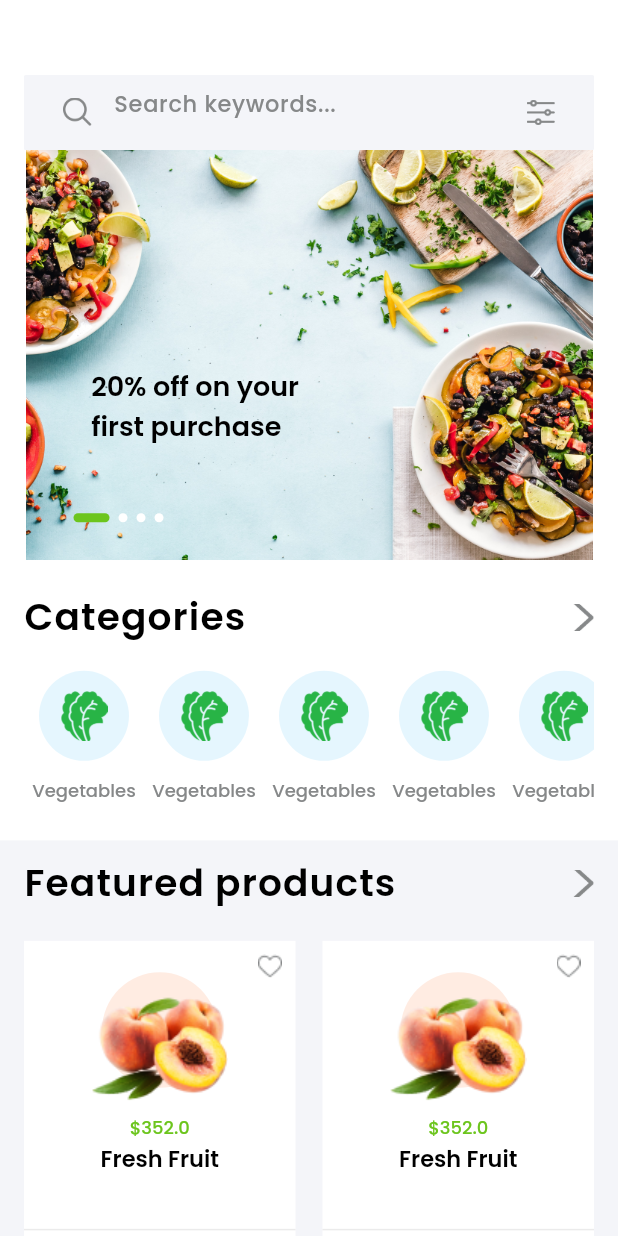
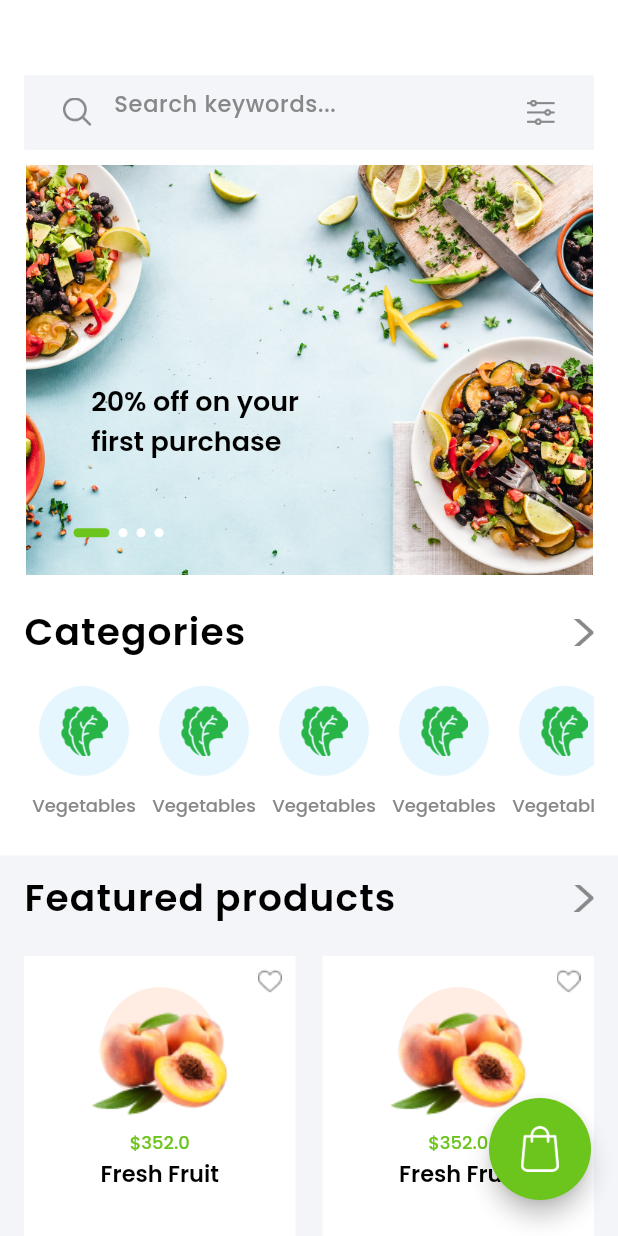
Before and after one commit to m-ammar-p/big_cart_flutter, a Flutter app: the screen it shows after launch, on a phone screen of 412 x 824 dp. Run offline on Flutter 3.47's test engine with Material 2 defaults, Android fonts, the phone set to English and light mode, and no system bars; drawn by our look-alikes of carousel_slider; our stand-ins replace flutter_svg, flutter_switch, google_fonts, stacked, stacked_core, stacked_services.

Commit message:
Added floating cart button and created shopping cart, shipping information and order success files

```diff
--- a/lib/base/app_setup.dart
+++ b/lib/base/app_setup.dart
@@ -1,7 +1,10 @@
 import 'package:e_commerce/services/carousel_services.dart';
 import 'package:e_commerce/views/home/home_view.dart';
 import 'package:e_commerce/views/login/login_view.dart';
+import 'package:e_commerce/views/order_success/order_success_view.dart';
 import 'package:e_commerce/views/products/products_view.dart';
+import 'package:e_commerce/views/shipping_information/shipping_view.dart';
+import 'package:e_commerce/views/shopping_cart/shopping_cart_view.dart';
 import 'package:e_commerce/views/signup/signup_view.dart';
 import 'package:e_commerce/views/splash/splash_view.dart';
 import 'package:stacked/stacked_annotations.dart';
@@ -15,6 +18,9 @@ import 'package:stacked_services/stacked_services.dart';
     MaterialRoute(page: SignupView,),
     MaterialRoute(page: HomeView,),
     MaterialRoute(page: ProductsView,),
+    MaterialRoute(page: ShoppingCartView,),
+    MaterialRoute(page: ShippingView,),
+    MaterialRoute(page: OrderSuccessView,),
 
   ],  // routes
 
--- a/lib/base/app_setup.router.dart
+++ b/lib/base/app_setup.router.dart
@@ -12,7 +12,10 @@ import 'package:stacked/stacked_annotations.dart';
 
 import '../views/home/home_view.dart';
 import '../views/login/login_view.dart';
+import '../views/order_success/order_success_view.dart';
 import '../views/products/products_view.dart';
+import '../views/shipping_information/shipping_view.dart';
+import '../views/shopping_cart/shopping_cart_view.dart';
 import '../views/signup/signup_view.dart';
 import '../views/splash/splash_view.dart';
 
@@ -22,12 +25,18 @@ class Routes {
   static const String signupView = '/signup-view';
   static const String homeView = '/home-view';
   static const String productsView = '/products-view';
+  static const String shoppingCartView = '/shopping-cart-view';
+  static const String shippingView = '/shipping-view';
+  static const String orderSuccessView = '/order-success-view';
   static const all = <String>{
     splashView,
     loginView,
     signupView,
     homeView,
     productsView,
+    shoppingCartView,
+    shippingView,
+    orderSuccessView,
   };
 }
 
@@ -40,6 +49,9 @@ class StackedRouter extends RouterBase {
     RouteDef(Routes.signupView, page: SignupView),
     RouteDef(Routes.homeView, page: HomeView),
     RouteDef(Routes.productsView, page: ProductsView),
+    RouteDef(Routes.shoppingCartView, page: ShoppingCartView),
+    RouteDef(Routes.shippingView, page: ShippingView),
+    RouteDef(Routes.orderSuccessView, page: OrderSuccessView),
   ];
   @override
   Map<Type, StackedRouteFactory> get pagesMap => _pagesMap;
@@ -74,5 +86,23 @@ class StackedRouter extends RouterBase {
         settings: data,
       );
     },
+    ShoppingCartView: (data) {
+      return MaterialPageRoute<dynamic>(
+        builder: (context) => const ShoppingCartView(),
+        settings: data,
+      );
+    },
+    ShippingView: (data) {
+      return MaterialPageRoute<dynamic>(
+        builder: (context) => const ShippingView(),
+        settings: data,
+      );
+    },
+    OrderSuccessView: (data) {
+      return MaterialPageRoute<dynamic>(
+        builder: (context) => const OrderSuccessView(),
+        settings: data,
+      );
+    },
   };
 }
--- a/lib/shared/widgets/carousel_banner.dart
+++ b/lib/shared/widgets/carousel_banner.dart
@@ -34,7 +34,7 @@ class _CarouselBannerState extends State<CarouselBanner> {
           CarouselSlider.builder(
             itemCount: widget.items.length,
             itemBuilder: (context, index, pageIndex) => Container(
-              margin: const EdgeInsets.only(bottom: 20),
+              margin: const EdgeInsets.only(bottom: 20,),
               alignment: Alignment.bottomLeft,
               width: bannerWidth,
               height: bannerHeight,
--- a/lib/shared/widgets/floating_button.dart
+++ b/lib/shared/widgets/floating_button.dart
@@ -1,10 +1,27 @@
+import 'package:e_commerce/constants/assets/assets_path.dart';
+import 'package:e_commerce/shared/styles/styles.dart';
 import 'package:flutter/material.dart';
 
 class FloatingButton extends StatelessWidget {
-  const FloatingButton({Key? key}) : super(key: key);
+
+  final VoidCallback? onPressed;
+  const FloatingButton({Key? key, this.onPressed}) : super(key: key);
 
   @override
   Widget build(BuildContext context) {
-    return Container();
+    return  Container(
+      margin: const EdgeInsets.only(bottom: 8, right: 2),
+      height: 68.0,
+      width: 68.0,
+      // alignment: Alignment.center,
+      child: FittedBox(
+        child: FloatingActionButton(
+          backgroundColor: appGreenColor,
+          child: Image.asset(Assets.assetsCartWhite,
+          width: 21,),
+          onPressed: this.onPressed,
+        ),
+      ),
+    );
   } // build
 } // FloatingButton
--- a/lib/views/home/home_view.dart
+++ b/lib/views/home/home_view.dart
@@ -1,6 +1,9 @@
+import 'package:e_commerce/base/app_setup.locator.dart';
+import 'package:e_commerce/base/app_setup.router.dart';
 import 'package:e_commerce/shared/styles/styles.dart';
 import 'package:e_commerce/shared/widgets/app_text_field.dart';
 import 'package:e_commerce/shared/widgets/carousel_banner.dart';
+import 'package:e_commerce/shared/widgets/floating_button.dart';
 import 'package:e_commerce/shared/widgets/title_with_arrow_button.dart';
 import 'package:e_commerce/utils/helper.dart';
 import 'package:e_commerce/views/home/category_Layout.dart';
@@ -9,6 +12,7 @@ import 'package:e_commerce/views/home/products_grid.dart';
 import 'package:flutter/material.dart';
 import 'package:flutter/src/widgets/framework.dart';
 import 'package:stacked/stacked.dart';
+import 'package:stacked_services/stacked_services.dart';
 
 // padding: EdgeInsets.only(top: 50, left: 16, right: 16),
 
@@ -20,6 +24,7 @@ class HomeView extends ViewModelBuilderWidget<HomeViewModel> {
     double bannerWidth = screenWidth(context) - 34;
 
     return Scaffold(
+      floatingActionButton: FloatingButton(onPressed:() => locator<NavigationService>().pushNamedAndRemoveUntil(Routes.productsView)),
       body: Container(
         height: screenHeight(context, percentage: 1),
         decoration: BoxDecoration(
@@ -28,7 +33,7 @@ class HomeView extends ViewModelBuilderWidget<HomeViewModel> {
         child: Column(
           children: [
             Padding(
-              padding: const EdgeInsets.only(top: 50, left: 16, right: 16),
+              padding: const EdgeInsets.only(top: 50, left: 16, right: 16, bottom: 10),
               child: AppTextField(
                 placeholder: "Search keywords...",
                 controller: viewModel.searchController,
--- /dev/null
+++ b/lib/views/order_success/order_success_view.dart
@@ -0,0 +1,21 @@
+import 'package:e_commerce/views/order_success/order_success_view_model.dart';
+import 'package:flutter/material.dart';
+import 'package:flutter/src/foundation/change_notifier.dart';
+import 'package:flutter/src/widgets/framework.dart';
+import 'package:stacked/stacked.dart';
+
+class OrderSuccessView extends ViewModelBuilderWidget {
+  const OrderSuccessView({Key? key}) : super(key: key);
+
+  @override
+  Widget builder(BuildContext context, ChangeNotifier viewModel, Widget? child) {
+    return Scaffold(
+      appBar: AppBar(
+        title: Text("OrderSuccessView"),
+      ),
+    );
+  } // builder
+
+  @override
+  ChangeNotifier viewModelBuilder(BuildContext context) => OrderSuccessViewModel();
+} // OrderSuccessView
--- /dev/null
+++ b/lib/views/order_success/order_success_view_model.dart
@@ -0,0 +1,5 @@
+import 'package:stacked/stacked.dart';
+
+class OrderSuccessViewModel extends BaseViewModel {
+
+} // OrderSuccessViewModel
--- /dev/null
+++ b/lib/views/shipping_information/shipping_view.dart
@@ -0,0 +1,24 @@
+import 'package:e_commerce/base/app_setup.dart';
+import 'package:e_commerce/views/shipping_information/shipping_view_model.dart';
+import 'package:flutter/material.dart';
+import 'package:flutter/src/foundation/change_notifier.dart';
+import 'package:flutter/src/widgets/framework.dart';
+import 'package:stacked/stacked.dart';
+
+class ShippingView extends ViewModelBuilderWidget {
+  const ShippingView({Key? key}) : super(key: key);
+
+  @override
+  Widget builder(BuildContext context, ChangeNotifier viewModel, Widget? child) {
+
+    return Scaffold(
+      appBar: AppBar(
+        title: Text("shipping view"),
+      ),
+    );
+  }
+
+  @override
+  ChangeNotifier viewModelBuilder(BuildContext context) => ShippingViewModel();
+
+} // ShippingView
--- /dev/null
+++ b/lib/views/shipping_information/shipping_view_model.dart
@@ -0,0 +1,5 @@
+import 'package:stacked/stacked.dart';
+
+class ShippingViewModel extends BaseViewModel {
+
+} // ShippingViewModel
--- /dev/null
+++ b/lib/views/shopping_cart/shopping_cart_view-model.dart
@@ -0,0 +1,5 @@
+import 'package:stacked/stacked.dart';
+
+class ShoppingCartViewModel extends BaseViewModel {
+
+} // ShoppingCartViewModel
--- /dev/null
+++ b/lib/views/shopping_cart/shopping_cart_view.dart
@@ -0,0 +1,23 @@
+import 'package:e_commerce/views/shopping_cart/shopping_cart_view-model.dart';
+import 'package:flutter/material.dart';
+import 'package:flutter/src/foundation/change_notifier.dart';
+import 'package:flutter/src/widgets/framework.dart';
+import 'package:stacked/stacked.dart';
+
+class ShoppingCartView extends ViewModelBuilderWidget {
+  const ShoppingCartView({Key? key}) : super(key: key);
+
+  @override
+  Widget builder(BuildContext context, ChangeNotifier viewModel, Widget? child) {
+
+    return Scaffold(
+      appBar: AppBar(
+        title: Text("Shopping cart",)
+      ),
+    );
+
+  } // builder
+
+  @override
+  ChangeNotifier viewModelBuilder(BuildContext context) => ShoppingCartViewModel();
+} // ShoppingCartView
```
Also changed, not shown: lib/views/products/products_view.dart (+9 -3 lines).
